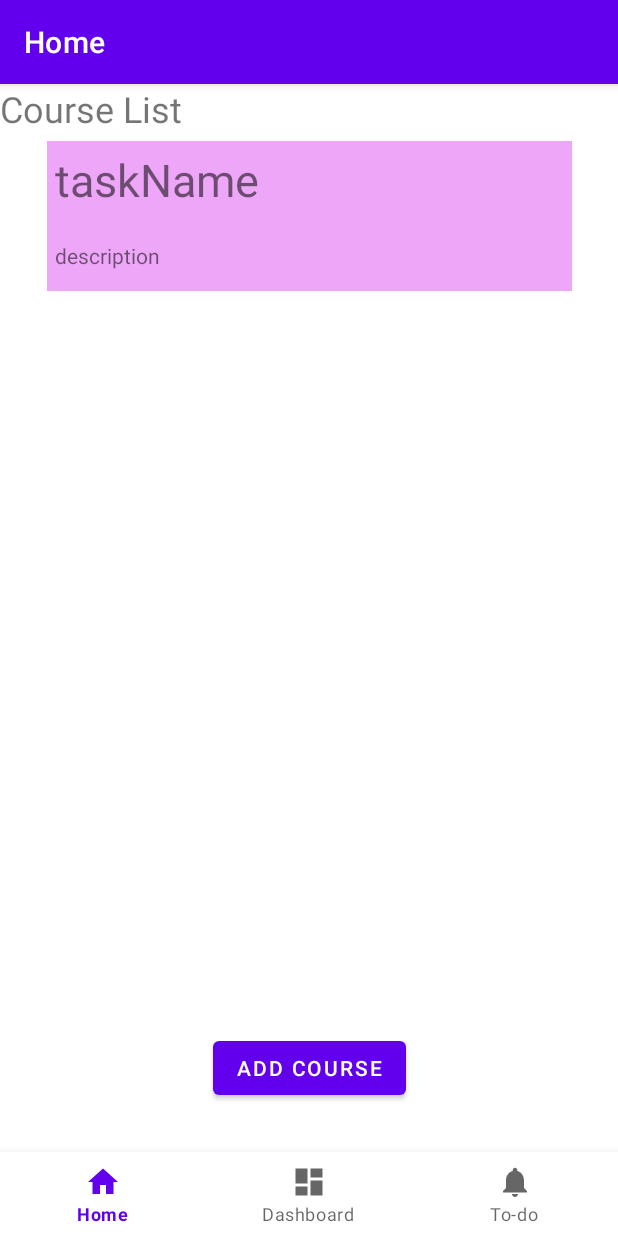
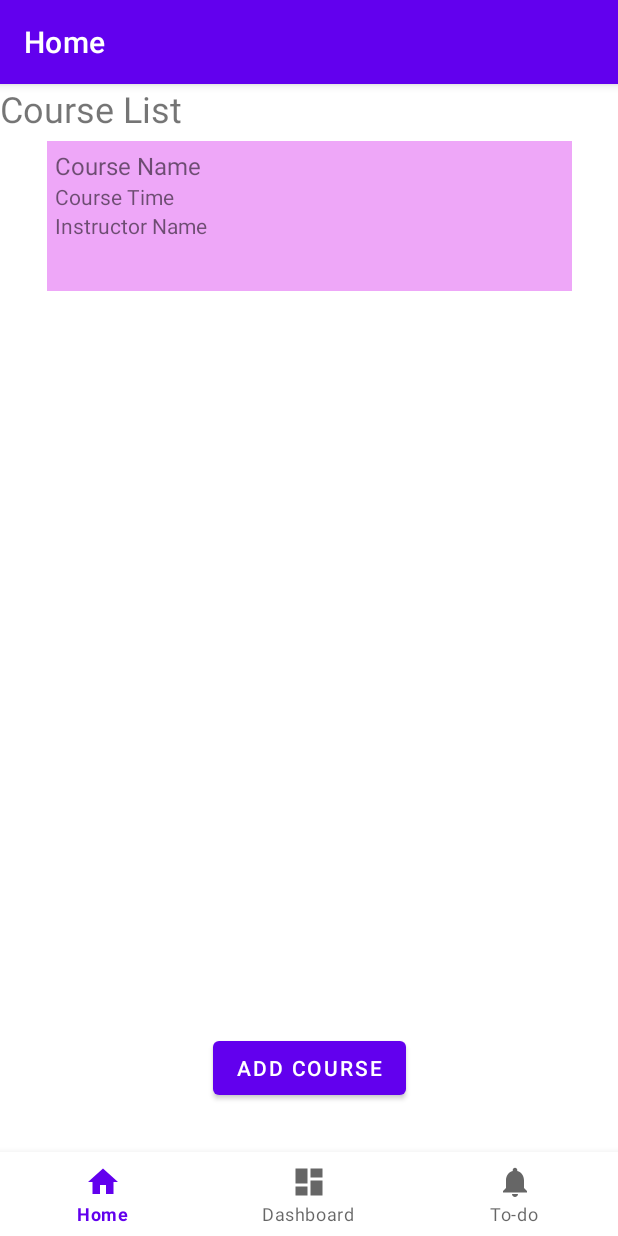
Before and after one commit to pnung/classscheduler, an Android app: the screen it shows after launch (MainActivity), after a tap on "ADD COURSE", on a phone screen of 412 x 824 dp. Run offline under Robolectric (Android 15) with nearby library versions, the phone set to English and light mode, and no system bars; our stand-ins replace navigation-ui.

Commit message:
made course homepage and to do list independent

```diff
--- a/app/src/main/java/com/example/classscheduler/data/Task.java
+++ b/app/src/main/java/com/example/classscheduler/data/Task.java
@@ -6,14 +6,10 @@ public class Task {
     private String name;
     private String description;
 
-    private static ArrayList<Task> taskList = new ArrayList<>();
-
     public Task(String name, String description) {
         System.out.println("making Task");
         this.name = name;
         this.description = description;
-
-        taskList.add(this);
     }
 
     public Task(String name) {
@@ -39,8 +35,4 @@ public class Task {
         description = newDescription;
     }
 
-    public static ArrayList<Task> getTaskList() {
-        return taskList;
-    }
-
 }
--- /dev/null
+++ b/app/src/main/java/com/example/classscheduler/ui/home/CourseViewModel.java
@@ -0,0 +1,26 @@
+package com.example.classscheduler.ui.home;
+
+import androidx.lifecycle.MutableLiveData;
+import androidx.lifecycle.ViewModel;
+import com.example.classscheduler.data.Course;
+import java.util.ArrayList;
+
+public class CourseViewModel extends ViewModel {
+    private MutableLiveData<ArrayList<Course>> courses;
+
+    public CourseViewModel() {
+        courses = new MutableLiveData<>(new ArrayList<>());
+    }
+
+    public MutableLiveData<ArrayList<Course>> getCourses() {
+        return courses;
+    }
+
+    public void addCourse(Course course) {
+        ArrayList<Course> currentCourses = courses.getValue();
+        if (currentCourses != null) {
+            currentCourses.add(course);
+            courses.setValue(currentCourses);
+        }
+    }
+}
--- a/app/src/main/java/com/example/classscheduler/ui/home/HomeFragment.java
+++ b/app/src/main/java/com/example/classscheduler/ui/home/HomeFragment.java
@@ -1,141 +1,109 @@
 package com.example.classscheduler.ui.home;
 
 import android.os.Bundle;
-import android.util.Log;
 import android.view.LayoutInflater;
 import android.view.View;
 import android.view.ViewGroup;
-import android.widget.ArrayAdapter;
 import android.widget.Button;
-import android.widget.ListView;
 import android.widget.TextView;
-
 import androidx.annotation.NonNull;
-import androidx.core.view.ViewCompat;
 import androidx.fragment.app.Fragment;
 import androidx.lifecycle.ViewModelProvider;
 import androidx.recyclerview.widget.LinearLayoutManager;
-import androidx.recyclerview.widget.ListAdapter;
 import androidx.recyclerview.widget.RecyclerView;
-
 import com.example.classscheduler.R;
-import com.example.classscheduler.databinding.FragmentHomeBinding;
-import com.example.classscheduler.data.Task;
-import com.example.classscheduler.databinding.FragmentTodoBinding;
-import com.example.classscheduler.ui.todo.TodoViewModel;
-
+import com.example.classscheduler.ui.home.CourseViewModel;
+import com.example.classscheduler.data.Course;
 import java.util.ArrayList;
 
 public class HomeFragment extends Fragment {
-    private FragmentHomeBinding binding;
 
-    public View onCreateView(@NonNull LayoutInflater inflater, ViewGroup container, Bundle savedInstanceState) {
-        TodoViewModel notificationsViewModel = new ViewModelProvider(this).get(TodoViewModel.class);
+    private CourseViewModel courseViewModel;
+    private CustomAdapter courseArrayListAdapter;
 
+    @Override
+    public View onCreateView(@NonNull LayoutInflater inflater,
+                             ViewGroup container, Bundle savedInstanceState) {
+        View root = inflater.inflate(R.layout.fragment_home, container, false);
 
-        binding = FragmentHomeBinding.inflate(inflater, container, false);
-        View root = binding.getRoot();
+        courseViewModel = new ViewModelProvider(this).get(CourseViewModel.class);
+
+        courseArrayListAdapter = new CustomAdapter(new ArrayList<>());
+        RecyclerView homeRecyclerView = root.findViewById(R.id.home_recycler_view);
+        homeRecyclerView.setAdapter(courseArrayListAdapter);
+        homeRecyclerView.setLayoutManager(new LinearLayoutManager(getContext()));
+
+        courseViewModel.getCourses().observe(getViewLifecycleOwner(), updatedList -> {
+            courseArrayListAdapter.updateData(updatedList);
+        });
 
         Button homeAddCourseButton = root.findViewById(R.id.home_add_course_button);
+        homeAddCourseButton.setOnClickListener(v -> {
+            // Create a new course
+            Course newCourse = new Course("Course Name", "Course Time", "Instructor Name");
+            // Add course to ViewModel
+            courseViewModel.addCourse(newCourse);
+        });
 
-
-
-
-        // recycler view stuff
-
-        class CustomAdapter extends RecyclerView.Adapter<CustomAdapter.ViewHolder> {
-
-            private ArrayList<Task> localDataSet;
-
-            /**
-             * Provide a reference to the type of views that you are using
-             * (custom ViewHolder)
-             */
-            class ViewHolder extends RecyclerView.ViewHolder {
-                private final TextView taskName;
-                private final TextView taskDueDate;
-
-                public ViewHolder(View view) {
-                    super(view);
-                    // Define click listener for the ViewHolder's View
-
-                    taskName = (TextView) view.findViewById(R.id.taskName);
-                    taskDueDate = (TextView) view.findViewById(R.id.taskDueDate);
+        return root;
     }
 
-                public TextView getTaskNameView() {
-                    return taskName;
-                }
+    private class CustomAdapter extends RecyclerView.Adapter<CustomAdapter.ViewHolder> {
+        private ArrayList<Course> localDataSet;
 
-                public TextView getTaskDueDateView() {
-                    return taskDueDate;
-                }
-            }
-
-            /**
-             * Initialize the dataset of the Adapter
-             *
-             * @param dataSet String[] containing the data to populate views to be used
-             * by RecyclerView
-             */
-            public CustomAdapter(ArrayList<Task> dataSet) {
+        CustomAdapter(ArrayList<Course> dataSet) {
             localDataSet = dataSet;
         }
 
-            // Create new views (invoked by the layout manager)
+        @NonNull
         @Override
-            public ViewHolder onCreateViewHolder(ViewGroup viewGroup, int viewType) {
-                // Create a new view, which defines the UI of the list item
+        public ViewHolder onCreateViewHolder(@NonNull ViewGroup viewGroup, int viewType) {
             View view = LayoutInflater.from(viewGroup.getContext())
-                        .inflate(R.layout.text_row_item, viewGroup, false);
-
+                    .inflate(R.layout.course_list_item, viewGroup, false);
             return new ViewHolder(view);
         }
 
-            // Replace the contents of a view (invoked by the layout manager)
         @Override
-            public void onBindViewHolder(ViewHolder viewHolder, final int position) {
-
-                // Get element from your dataset at this position and replace the
-                // contents of the view with that element
-                viewHolder.getTaskNameView().setText(localDataSet.get(position).getName());
-                viewHolder.getTaskDueDateView().setText(localDataSet.get(position).getDescription());
+        public void onBindViewHolder(@NonNull ViewHolder viewHolder, int position) {
+            Course course = localDataSet.get(position);
+            viewHolder.getCourseNameView().setText(course.getName());
+            viewHolder.getCourseTimeView().setText(course.getCourseTime());
+            viewHolder.getInstructorNameView().setText(course.getInstructorName());
         }
 
-            // Return the size of your dataset (invoked by the layout manager)
         @Override
         public int getItemCount() {
             return localDataSet.size();
         }
 
-            public void add(Task task) {
-                localDataSet.add(task);
+        public void updateData(ArrayList<Course> newData) {
+            localDataSet = newData;
+            notifyDataSetChanged();
+        }
+
+        class ViewHolder extends RecyclerView.ViewHolder {
+            private final TextView courseNameView;
+            private final TextView courseTimeView;
+            private final TextView instructorNameView;
+
+            ViewHolder(View view) {
+                super(view);
+                courseNameView = view.findViewById(R.id.courseName);
+                courseTimeView = view.findViewById(R.id.courseTime);
+                instructorNameView = view.findViewById(R.id.instructorName);
+            }
+
+            TextView getCourseNameView() {
+                return courseNameView;
+            }
+
+            TextView getCourseTimeView() {
+                return courseTimeView;
+            }
+
+            TextView getInstructorNameView() {
+                return instructorNameView;
             }
         }
-
-
-        RecyclerView homeRecyclerView = root.findViewById(R.id.home_recycler_view);
-        CustomAdapter taskArrayListAdapter = new CustomAdapter(Task.getTaskList());
-        homeRecyclerView.setAdapter(taskArrayListAdapter);
-        homeRecyclerView.setLayoutManager(new LinearLayoutManager(getContext(), RecyclerView.VERTICAL, false));
-
-        homeAddCourseButton.setOnClickListener(new View.OnClickListener() {
-            @Override
-            public void onClick(View v) {
-                System.out.println("hello");
-                Task T = new Task("taskName", "description");
-                homeRecyclerView.setAdapter(new CustomAdapter(Task.getTaskList()));
-            }
-        });
-
-
-
-        return root;
-    }
-
-    @Override
-    public void onDestroyView() {
-        super.onDestroyView();
-        binding = null;
     }
 }
--- /dev/null
+++ b/app/src/main/res/layout/course_list_item.xml
@@ -0,0 +1,36 @@
+<androidx.constraintlayout.widget.ConstraintLayout xmlns:android="http://schemas.android.com/apk/res/android"
+    xmlns:app="http://schemas.android.com/apk/res-auto"
+    android:layout_width="350dp"
+    android:layout_height="100dp"
+    android:layout_margin="5dp"
+    android:padding="5dp"
+    android:background="@color/todo_list_item_background"
+    android:gravity="center_vertical">
+
+    <TextView
+        android:id="@+id/courseName"
+        android:layout_width="wrap_content"
+        android:layout_height="wrap_content"
+        android:text="Course Name"
+        android:textSize="16sp"
+        app:layout_constraintStart_toStartOf="parent"
+        app:layout_constraintTop_toTopOf="parent" />
+
+    <TextView
+        android:id="@+id/courseTime"
+        android:layout_width="wrap_content"
+        android:layout_height="wrap_content"
+        android:text="Course Time"
+        android:textSize="14sp"
+        app:layout_constraintStart_toStartOf="parent"
+        app:layout_constraintTop_toBottomOf="@+id/courseName" />
+
+    <TextView
+        android:id="@+id/instructorName"
+        android:layout_width="wrap_content"
+        android:layout_height="wrap_content"
+        android:text="Instructor Name"
+        android:textSize="14sp"
+        app:layout_constraintStart_toStartOf="parent"
+        app:layout_constraintTop_toBottomOf="@+id/courseTime" />
+</androidx.constraintlayout.widget.ConstraintLayout>
```
Also changed, not shown: app/src/main/java/com/example/classscheduler/ui/todo/TaskViewModel.java (added, +26 -0 lines), app/src/main/java/com/example/classscheduler/ui/todo/TodoFragment.java (+52 -83 lines), app/src/main/res/layout/todo_list_item.xml (renamed from app/src/main/res/layout/text_row_item.xml). Lines whose indentation alone changed are shown as unchanged.
